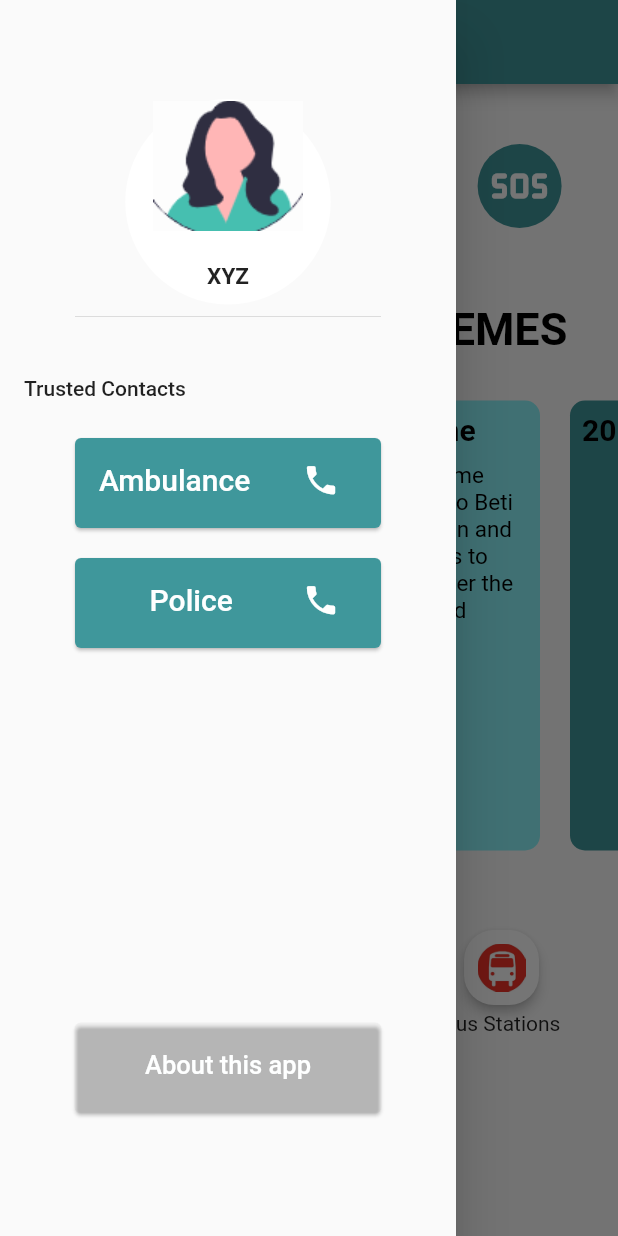
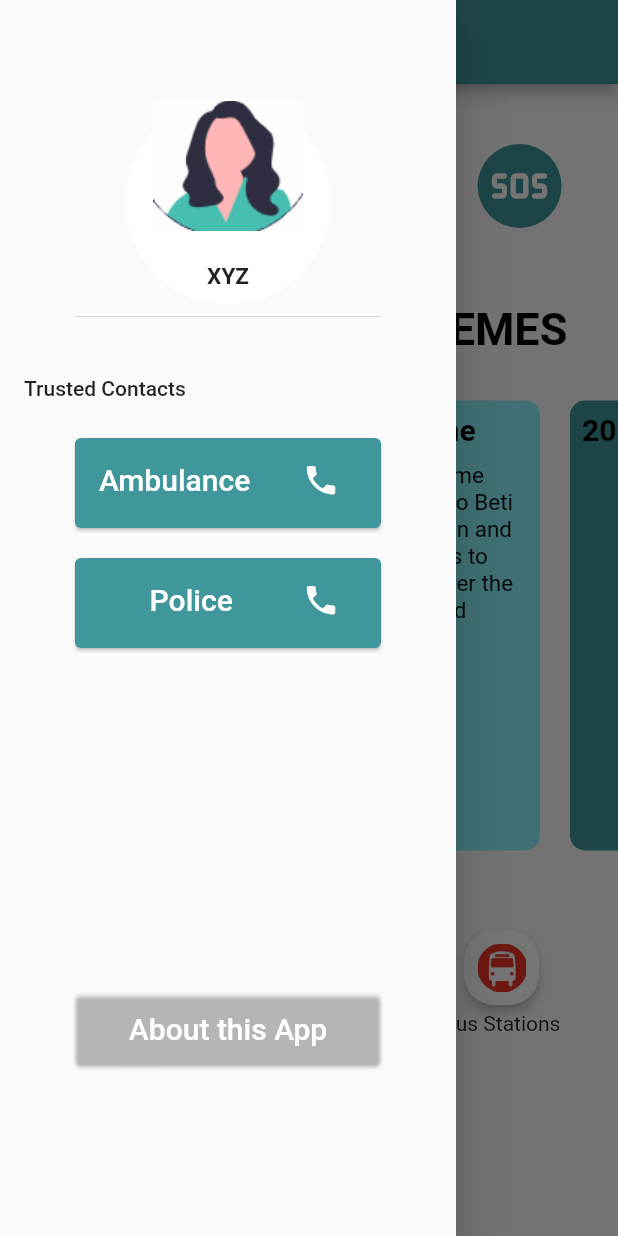
Before and after one commit to anandita01/Saheli, a Flutter app: the MyHomePage screen opened directly, with the side drawer open, on a phone screen of 412 x 824 dp. Run offline on Flutter 3.47's test engine with Material 2 defaults, Android fonts, the light colour scheme and no system bars; our stand-ins replace cloud_firestore, contacts_service, firebase_auth, firebase_core, fluttertoast, lottie and 2 more; missing offline and left inert: flutter_phone_direct_caller; accounts and stored records are empty.

Commit message:
about this app

```diff
--- a/lib/screens/Home_screen.dart
+++ b/lib/screens/Home_screen.dart
@@ -124,23 +124,28 @@ class MyHomePage extends StatelessWidget {
 
 
             Card(
-              margin: const EdgeInsets.fromLTRB(50, 240, 50, 10),
+              margin: const EdgeInsets.fromLTRB(50, 220, 50, 10),
           color: Color(293462),
-          child: SizedBox(
-          width: 50,
-          height: 60,
-          child: ListTile(
-            title: Text('About this app',
-    textAlign: TextAlign.center,
+          child: TextButton(
+  style: ButtonStyle(
+    foregroundColor: MaterialStateProperty.all<Color>(Colors.blue),
+  ),
+  onPressed: () {
+                        Navigator.push(
+                            context,
+                            MaterialPageRoute(
+                                builder: (context) => About_Us()));
+                      },
+  child: Text('About this App',
+  textAlign: TextAlign.center,
     style: TextStyle(
-      fontSize: 17,
-    color: Color.fromARGB(255, 254, 255, 255),
-  ),
-      ),
+      fontSize: 20,
+    color: Color.fromARGB(255, 255, 255, 255),
+  ),),
+)
+            ),
 
-          ),
-        ),
-            ),
+
 
 
 
```
Also changed, not shown: lib/screens/aboutus.dart (+6 -2 lines).
